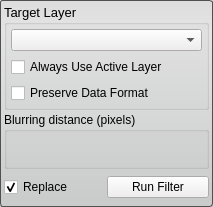
Old version of the form Interface/ToolInterface/DiscreteGaussianFilterInterface.ui in the repository jessdtate/Seg3D.
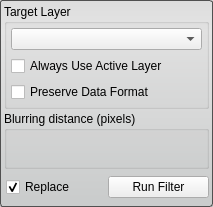
New version of the form. Custom widgets are drawn as their Qt base class.

Patch:
```diff
--- a/Interface/ToolInterface/DiscreteGaussianFilterInterface.ui
+++ b/Interface/ToolInterface/DiscreteGaussianFilterInterface.ui
@@ -46,17 +46,7 @@
     <number>4</number>
    </property>
    <item>
-    <layout class="QHBoxLayout" name="activeHLayout" stretch="0">
-     <property name="spacing">
-      <number>0</number>
-     </property>
-     <item>
       <widget class="QGroupBox" name="target_groupbox_">
-       <property name="font">
-        <font>
-         <pointsize>10</pointsize>
-        </font>
-       </property>
        <property name="title">
         <string>Target Layer</string>
        </property>
@@ -75,12 +65,45 @@
          </widget>
         </item>
         <item>
+       <widget class="QWidget" name="widget" native="true">
+        <property name="minimumSize">
+         <size>
+          <width>0</width>
+          <height>20</height>
+         </size>
+        </property>
+        <layout class="QHBoxLayout" name="horizontalLayout_3">
+         <property name="spacing">
+          <number>0</number>
+         </property>
+         <property name="margin">
+          <number>0</number>
+         </property>
+         <item>
          <widget class="QCheckBox" name="use_active_layer_">
           <property name="text">
            <string>Always Use Active Layer</string>
           </property>
          </widget>
         </item>
+        </layout>
+       </widget>
+      </item>
+      <item>
+       <widget class="QWidget" name="widget_2" native="true">
+        <property name="minimumSize">
+         <size>
+          <width>0</width>
+          <height>20</height>
+         </size>
+        </property>
+        <layout class="QHBoxLayout" name="horizontalLayout_4">
+         <property name="spacing">
+          <number>0</number>
+         </property>
+         <property name="margin">
+          <number>0</number>
+         </property>
         <item>
          <widget class="QCheckBox" name="preserve_data_format_">
           <property name="text">
@@ -92,16 +115,24 @@
       </widget>
      </item>
     </layout>
+    </widget>
    </item>
-   <item>
-    <layout class="QHBoxLayout" name="varianceHLayout_top">
      <item>
       <widget class="QGroupBox" name="groupBox">
        <property name="title">
         <string>Blurring distance (pixels)</string>
        </property>
        <layout class="QHBoxLayout" name="horizontalLayout_2">
-        <property name="margin">
+      <property name="leftMargin">
+       <number>4</number>
+      </property>
+      <property name="topMargin">
+       <number>2</number>
+      </property>
+      <property name="rightMargin">
+       <number>4</number>
+      </property>
+      <property name="bottomMargin">
          <number>4</number>
         </property>
         <item>
@@ -109,8 +140,6 @@
         </item>
        </layout>
       </widget>
-     </item>
-    </layout>
    </item>
    <item>
     <widget class="QWidget" name="replaceRunWidget" native="true">
@@ -130,7 +159,16 @@
       <property name="spacing">
        <number>0</number>
       </property>
-      <property name="margin">
+      <property name="leftMargin">
+       <number>2</number>
+      </property>
+      <property name="topMargin">
+       <number>0</number>
+      </property>
+      <property name="rightMargin">
+       <number>0</number>
+      </property>
+      <property name="bottomMargin">
        <number>0</number>
       </property>
       <item>
@@ -155,6 +193,14 @@
    </item>
   </layout>
  </widget>
+ <customwidgets>
+  <customwidget>
+   <class>QtUtils::QtSliderDoubleCombo</class>
+   <extends>QWidget</extends>
+   <header location="global">QtUtils/Widgets/QtSliderDoubleCombo.h</header>
+   <container>1</container>
+  </customwidget>
+ </customwidgets>
  <resources/>
  <connections/>
 </ui>
```
Left out of the diff: 2 changed lines with no effect on the pictures. Lines whose indentation alone changed are shown as unchanged.
